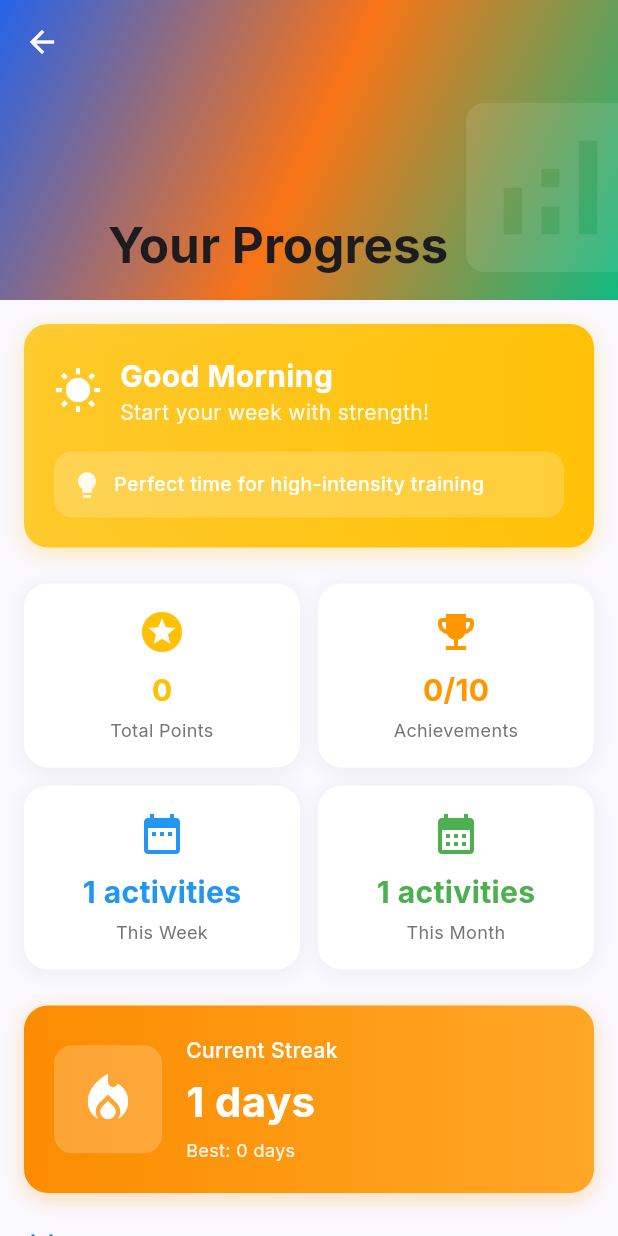
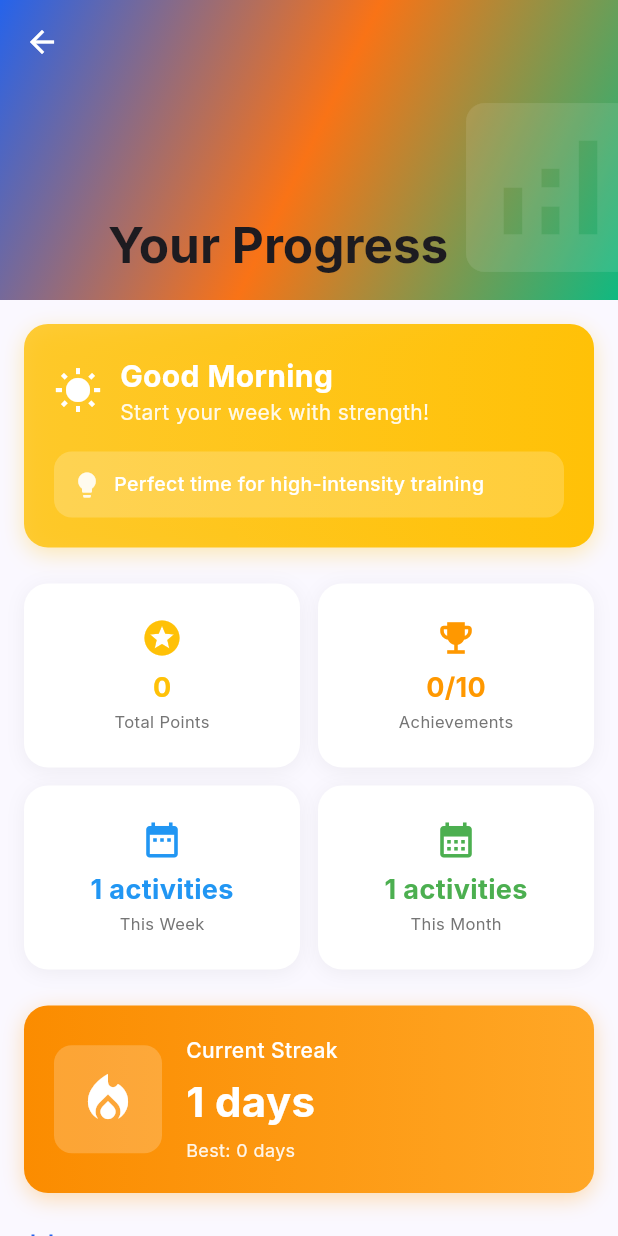
Before and after one commit to AKHIL-149/workout-wizard, a Flutter app: the AnalyticsDashboardScreen screen opened directly, on a phone screen of 412 x 824 dp. Run offline on Flutter 3.47's test engine with Material 3 defaults, Android fonts, the phone set to English and light mode, and no system bars; our stand-ins replace connectivity_plus, device_info_plus, fl_chart, google_fonts, shared_preferences; accounts and stored records are empty.

Commit message:
0.3.3 version: Fixed iOS build errors and responsive layout issues

```diff
--- a/fitness_frontend/lib/main.dart
+++ b/fitness_frontend/lib/main.dart
@@ -58,14 +58,6 @@ class FitnessRecommenderApp extends StatelessWidget {
           ),
         ),
 
-        // Card theme
-        cardTheme: CardTheme(
-          elevation: 2,
-          shape: RoundedRectangleBorder(
-            borderRadius: BorderRadius.circular(12),
-          ),
-        ),
-
         // Input decoration theme
         inputDecorationTheme: InputDecorationTheme(
           border: OutlineInputBorder(
--- a/fitness_frontend/lib/models/api_response.dart
+++ b/fitness_frontend/lib/models/api_response.dart
@@ -1,7 +1,5 @@
 /// API response models that match backend schema exactly
 library;
-
-import 'dart:convert';
 
 /// API version information
 class ApiVersion {
--- a/fitness_frontend/lib/screens/analytics_dashboard_screen.dart
+++ b/fitness_frontend/lib/screens/analytics_dashboard_screen.dart
@@ -240,7 +240,7 @@ class _AnalyticsDashboardScreenState extends State<AnalyticsDashboardScreen> {
 
   Widget _buildStatCard(String label, String value, IconData icon, Color color) {
     return Container(
-      padding: const EdgeInsets.all(16),
+      padding: const EdgeInsets.all(12),
       decoration: BoxDecoration(
         color: Colors.white,
         borderRadius: BorderRadius.circular(16),
@@ -252,29 +252,35 @@ class _AnalyticsDashboardScreenState extends State<AnalyticsDashboardScreen> {
           ),
         ],
       ),
+      child: FittedBox(
+        fit: BoxFit.scaleDown,
         child: Column(
+          mainAxisSize: MainAxisSize.min,
           mainAxisAlignment: MainAxisAlignment.center,
           children: [
-          Icon(icon, color: color, size: 32),
-          const SizedBox(height: 8),
+            Icon(icon, color: color, size: 28),
+            const SizedBox(height: 6),
             Text(
               value,
               style: TextStyle(
-              fontSize: 20,
+                fontSize: 18,
                 fontWeight: FontWeight.bold,
                 color: color,
               ),
             ),
-          const SizedBox(height: 4),
+            const SizedBox(height: 2),
             Text(
               label,
               style: TextStyle(
-              fontSize: 12,
+                fontSize: 11,
                 color: Colors.grey[600],
               ),
               textAlign: TextAlign.center,
+              maxLines: 2,
+              overflow: TextOverflow.ellipsis,
             ),
           ],
+        ),
       ),
     );
   }
--- a/fitness_frontend/lib/utils/exceptions.dart
+++ b/fitness_frontend/lib/utils/exceptions.dart
@@ -1,4 +1,3 @@
-import 'dart:async';
 import 'dart:io';
 
 /// Base exception class for all app exceptions
@@ -120,7 +119,7 @@ AppException fromException(dynamic error) {
       details: error.message,
     );
   } else {
-    return AppException(
+    return UnknownException(
       error.toString(),
     );
   }
```
Also changed, not shown: fitness_frontend/lib/services/session_service.dart (+6 -6 lines), 1 other file. Lines whose indentation alone changed are shown as unchanged.
